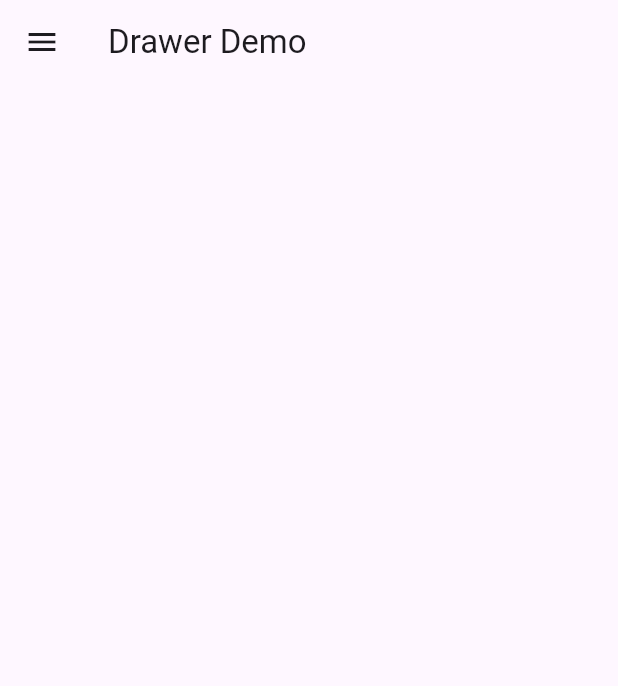
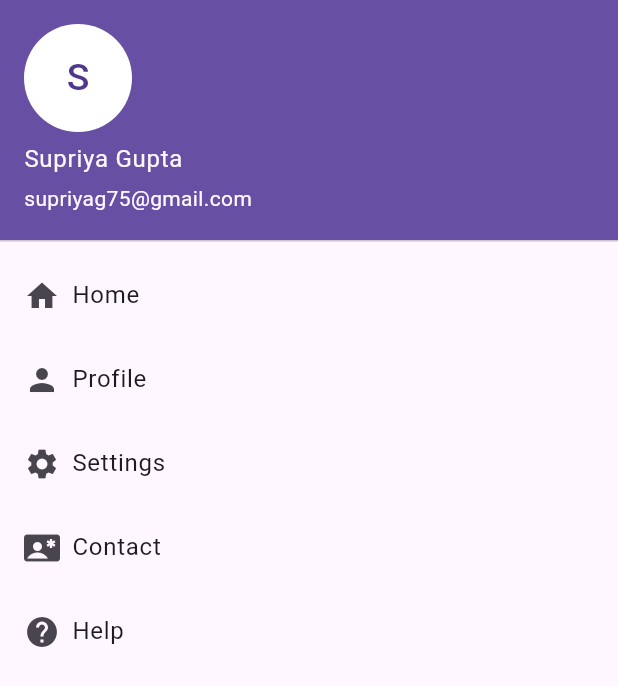
Before and after one commit to sup0808/FlutterNavigation, a Flutter app: the DrawerDemo widget shown alone on an empty page, opened directly, on a phone screen of 412 x 824 dp. Shown: the top 686 px of the screen. Run offline on Flutter 3.47's test engine with Material 3 defaults, Android fonts, the phone set to English and light mode, and no system bars.

Commit message:
Optimize code and move drawer to main.dart

```diff
--- a/lib/views/nav_drawer_screen.dart
+++ b/lib/views/nav_drawer_screen.dart
@@ -9,14 +9,9 @@ class DrawerDemo extends StatefulWidget {
 class _DrawerDemoState extends State<DrawerDemo> {
   @override
   Widget build(BuildContext context) {
-    return Scaffold(
-      appBar: AppBar(
-        title: const Text("Drawer Demo "),
-      ),
-      drawer: Drawer(
-        child: ListView(
+    return ListView(
           children: [
-            const UserAccountsDrawerHeader(
+            UserAccountsDrawerHeader(
               accountName: Text("Supriya Gupta"),
               accountEmail: Text("supriyag75@gmail.com"),
               currentAccountPicture: CircleAvatar(
@@ -91,8 +86,7 @@ class _DrawerDemoState extends State<DrawerDemo> {
             )
 
           ],
-        ),
-      ),
-    );
+        );
+
   }
 }
```
Also changed, not shown: lib/main.dart (+25 -1 lines).
